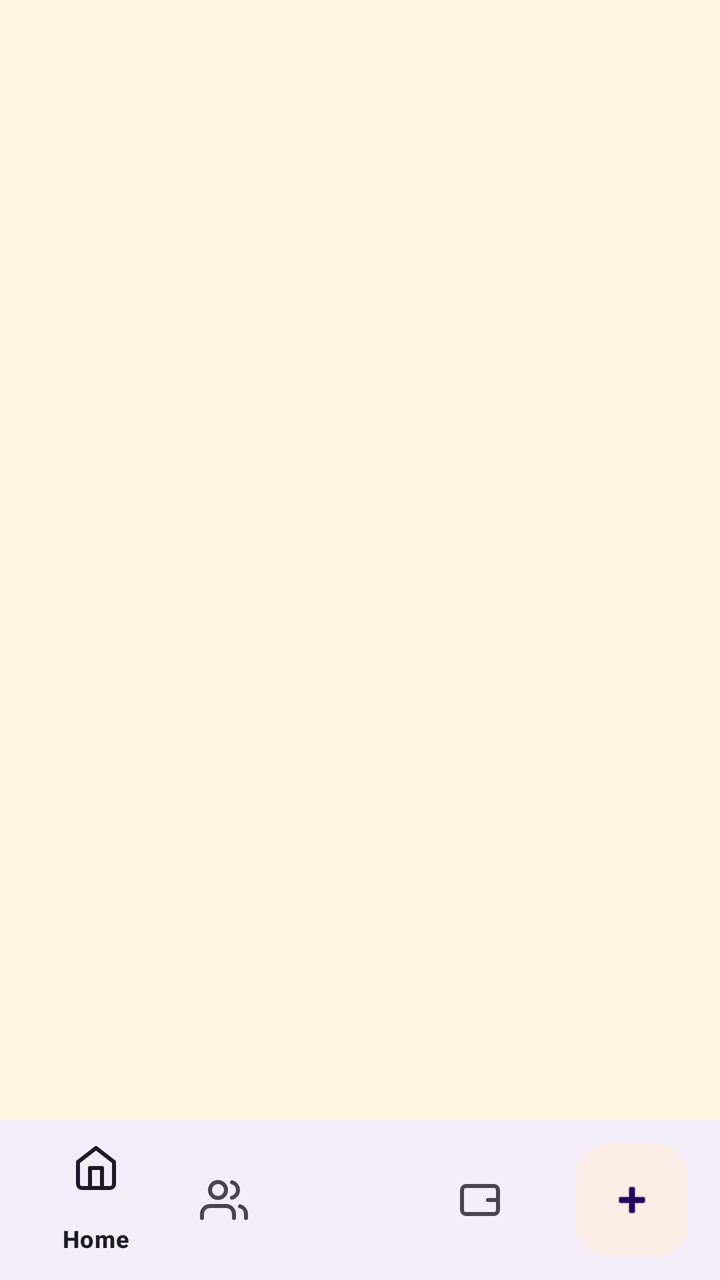
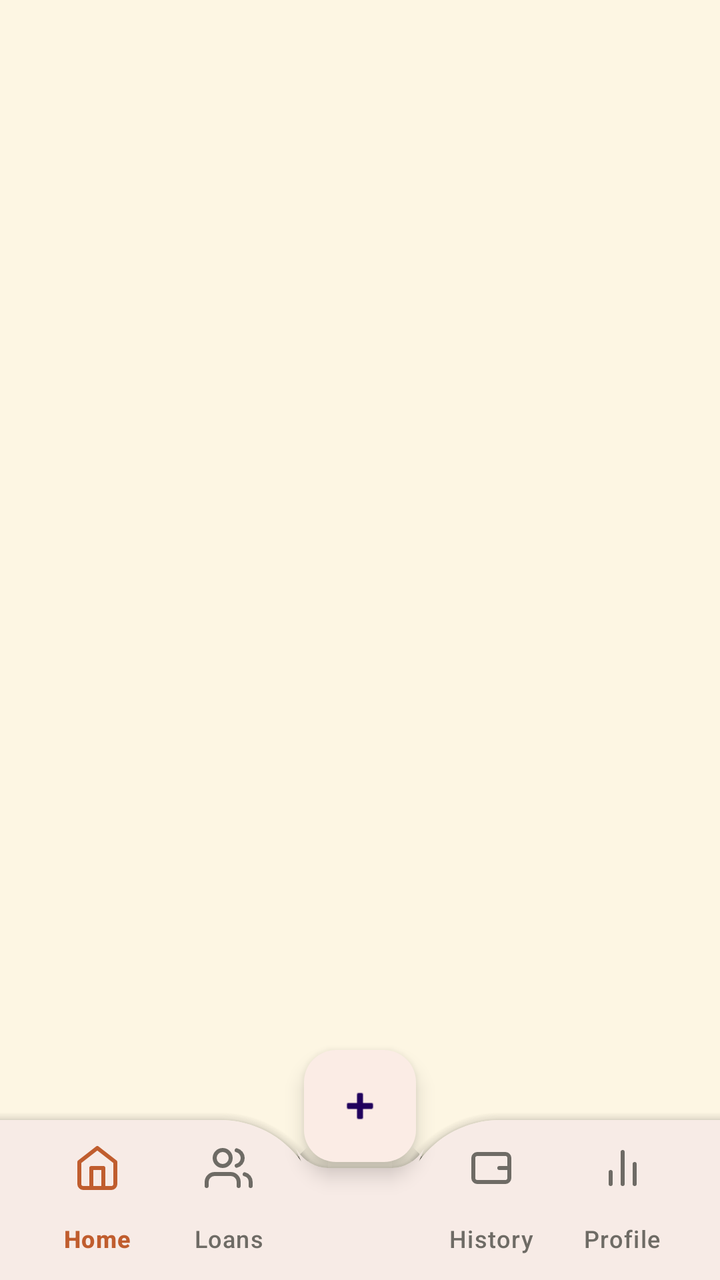

An Android layout rendered at two revisions. The XML below is the earlier revision; the diff shows what the commit changed to produce the second picture.
<!-- AndroidManifest.xml: application theme Theme.TerraLink -->
<!-- res/layout/nav_bottom.xml -->
<?xml version="1.0" encoding="utf-8"?>
<androidx.coordinatorlayout.widget.CoordinatorLayout xmlns:android="http://schemas.android.com/apk/res/android"
    xmlns:app="http://schemas.android.com/apk/res-auto"
    xmlns:tools="http://schemas.android.com/tools"
    android:layout_width="match_parent"
    android:layout_height="match_parent"
    tools:context=".LauncherActivity">

    <com.google.android.material.bottomappbar.BottomAppBar
        android:id="@+id/bottomAppBar"
        android:layout_width="match_parent"
        android:layout_height="wrap_content"
        android:layout_gravity="bottom"
        app:fabCradleMargin="10dp"
        app:fabCradleRoundedCornerRadius="10dp"
        app:fabCradleVerticalOffset="10dp">

        <com.google.android.material.bottomnavigation.BottomNavigationView
            android:id="@+id/bottomNavigationView"
            android:layout_width="match_parent"
            android:layout_height="match_parent"
            android:layout_marginEnd="16dp"
            android:background="@android:color/transparent"
            app:menu="@menu/borrower_navigation_menu" />

    </com.google.android.material.bottomappbar.BottomAppBar>

    <com.google.android.material.floatingactionbutton.FloatingActionButton
        android:id="@+id/fab"
        android:layout_width="wrap_content"
        android:layout_height="wrap_content"
        android:contentDescription="@string/app_name"
        android:src="@android:drawable/ic_input_add"
        app:layout_anchor="@id/bottomAppBar" />

</androidx.coordinatorlayout.widget.CoordinatorLayout>
<!-- resources referenced by this layout -->
<resources>
  <string name="app_name">TerraLink</string>
  <style name="Theme.TerraLink" parent="Theme.Material3.Light.NoActionBar">
          <item name="colorPrimary">@color/terracotta_primary</item>
          <item name="colorOnPrimary">@color/on_terracotta</item>
          <item name="colorPrimaryContainer">@color/terracotta_container</item>
          <item name="colorSecondary">@color/olive_secondary</item>
          <item name="android:colorBackground">@color/bg_cream</item>
          <item name="colorSurface">@color/surface_card</item>
          <item name="colorOnSurface">@color/navy_text_primary</item>
          <item name="colorError">@color/status_red</item>
          
          <item name="android:statusBarColor">@color/bg_cream</item>
          <item name="android:windowLightStatusBar">true</item>
          <item name="android:navigationBarColor">@color/surface_card</item>
          <item name="android:windowLightNavigationBar" tools:targetApi="27">true</item>
      </style>
  <color name="terracotta_primary">#C05D2E</color>
  <color name="on_terracotta">#FFFFFF</color>
  <color name="terracotta_container">#FBECE5</color>
  <color name="olive_secondary">#77804B</color>
  <color name="bg_cream">#FDF6E3</color>
  <color name="surface_card">#FFFFFF</color>
  <color name="navy_text_primary">#1C1E21</color>
  <color name="status_red">#DC2626</color>
</resources>

<!-- the commit's change to res/layout/nav_bottom.xml (unified diff, before → after) -->
@@ -8,12 +8,15 @@
 
     <com.google.android.material.bottomappbar.BottomAppBar
         android:id="@+id/bottomAppBar"
+        style="@style/Widget.MaterialComponents.BottomAppBar"
         android:layout_width="match_parent"
         android:layout_height="wrap_content"
         android:layout_gravity="bottom"
-        app:fabCradleMargin="10dp"
-        app:fabCradleRoundedCornerRadius="10dp"
-        app:fabCradleVerticalOffset="10dp">
+        android:background="@color/surface_card"
+        app:fabAlignmentMode="center"
+        app:fabCradleMargin="@dimen/fab_cradle_margin"
+        app:fabCradleRoundedCornerRadius="@dimen/fab_cradle_radius"
+        app:fabCradleVerticalOffset="@dimen/fab_cradle_offset">
 
         <com.google.android.material.bottomnavigation.BottomNavigationView
             android:id="@+id/bottomNavigationView"
@@ -21,8 +24,10 @@
             android:layout_height="match_parent"
             android:layout_marginEnd="16dp"
             android:background="@android:color/transparent"
+            app:itemIconTint="@color/selector_nav_color"
+            app:itemTextColor="@color/selector_nav_color"
+            app:labelVisibilityMode="labeled"
             app:menu="@menu/borrower_navigation_menu" />
-
     </com.google.android.material.bottomappbar.BottomAppBar>
 
     <com.google.android.material.floatingactionbutton.FloatingActionButton
@@ -31,6 +36,7 @@
         android:layout_height="wrap_content"
         android:contentDescription="@string/app_name"
         android:src="@android:drawable/ic_input_add"
-        app:layout_anchor="@id/bottomAppBar" />
+        app:layout_anchor="@id/bottomAppBar"
+        app:layout_anchorGravity="center" />
 
 </androidx.coordinatorlayout.widget.CoordinatorLayout>
<!-- resource entries referenced after the edit -->
@@ -22,6 +22,9 @@
   <color name="olive_secondary">#77804B</color>
   <color name="bg_cream">#FDF6E3</color>
   <color name="surface_card">#FFFFFF</color>
+  <dimen name="fab_cradle_margin">8dp</dimen>
+  <dimen name="fab_cradle_offset">7dp</dimen>
+  <dimen name="fab_cradle_radius">50dp</dimen>
   <color name="navy_text_primary">#1C1E21</color>
   <color name="status_red">#DC2626</color>
 </resources>
